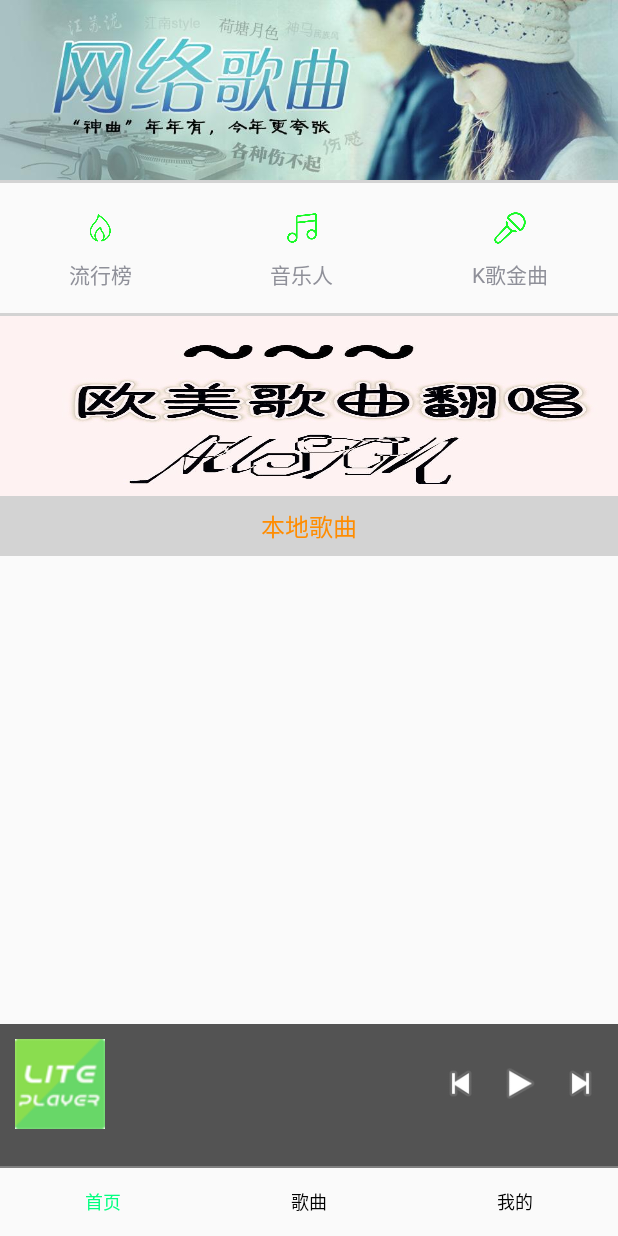
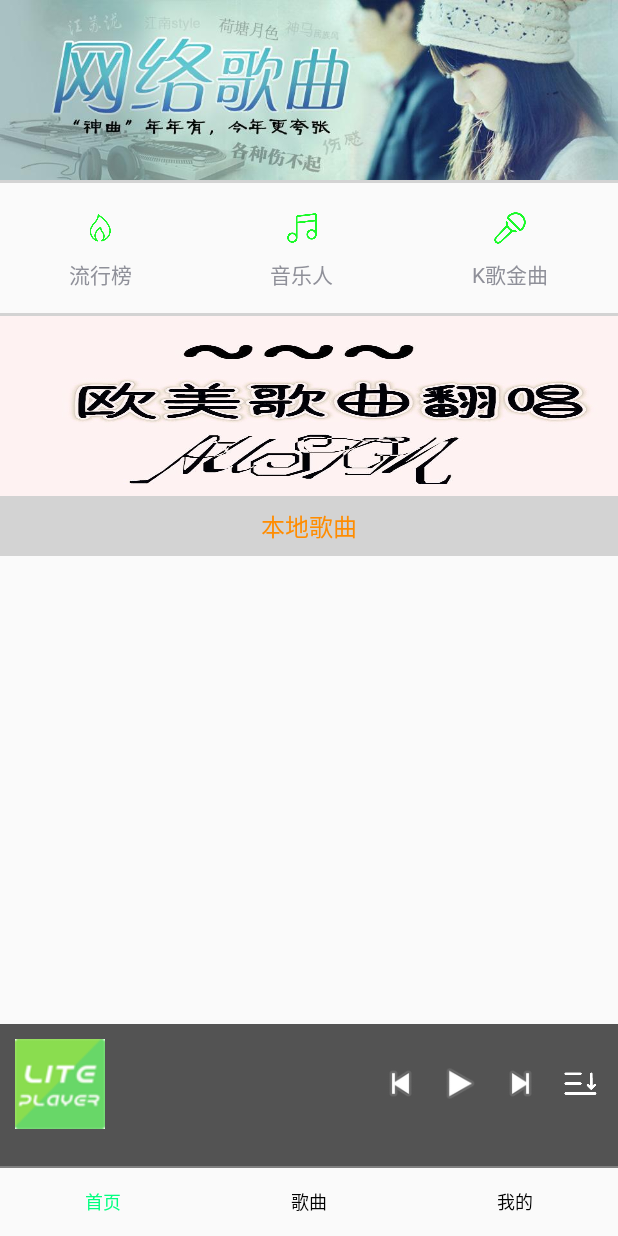
Before and after one commit to longyinzaitian/-LitePlayer, an Android app: the screen it shows after launch (MainActivity), on a phone screen of 412 x 824 dp. Run offline under Robolectric (Android 15) with nearby library versions, the phone set to English and light mode, and no system bars; pictures from the network do not load; 2 statements that could not run were skipped.

Commit message:
add play order function

```diff
--- a/app/src/main/java/org/loader/liteplayer/fragment/HomePageFragment.java
+++ b/app/src/main/java/org/loader/liteplayer/fragment/HomePageFragment.java
@@ -34,10 +34,12 @@ import org.loader.liteplayer.event.IEventCallback;
 import org.loader.liteplayer.event.PublishProgressEvent;
 import org.loader.liteplayer.event.SongPlayChangeEvent;
 import org.loader.liteplayer.pojo.Music;
+import org.loader.liteplayer.utils.Constants;
 import org.loader.liteplayer.utils.ImageTools;
 import org.loader.liteplayer.utils.LogUtil;
 import org.loader.liteplayer.utils.MusicIconLoader;
 import org.loader.liteplayer.utils.MusicUtils;
+import org.loader.liteplayer.utils.SpUtils;
 import org.loader.liteplayer.utils.ThreadCenter;
 
 import java.io.File;
@@ -60,6 +62,7 @@ public class HomePageFragment extends BaseFragment implements OnClickListener {
     private ImageView mPreImageView;
     private ImageView mPlayImageView;
     private ImageView mNextImageView;
+    private ImageView mPlayOrderImageView;
 
     private SeekBar mMusicProgress;
 
@@ -68,6 +71,7 @@ public class HomePageFragment extends BaseFragment implements OnClickListener {
     private MainActivity mActivity;
 
     private boolean isPause;
+    private boolean isOneCycle = false;
 
     public static HomePageFragment getInstance(){
         if (instance == null){
@@ -144,6 +148,7 @@ public class HomePageFragment extends BaseFragment implements OnClickListener {
         mPreImageView = layout.findViewById(R.id.iv_pre);
         mPlayImageView = layout.findViewById(R.id.iv_play);
         mNextImageView = layout.findViewById(R.id.iv_next);
+        mPlayOrderImageView = layout.findViewById(R.id.iv_play_order);
 
         mMusicProgress = layout.findViewById(R.id.play_progress);
 
@@ -158,6 +163,7 @@ public class HomePageFragment extends BaseFragment implements OnClickListener {
         mPreImageView.setOnClickListener(this);
         mPlayImageView.setOnClickListener(this);
         mNextImageView.setOnClickListener(this);
+        mPlayOrderImageView.setOnClickListener(this);
 
         EventCenter.getInstance().registerIEvent(SongPlayChangeEvent.class, new IEventCallback() {
             @Override
@@ -313,6 +319,16 @@ public class HomePageFragment extends BaseFragment implements OnClickListener {
             // 上一曲
             mActivity.getPlayService().pre();
             break;
+        case R.id.iv_play_order:
+            isOneCycle = !isOneCycle;
+
+            if (isOneCycle){
+                mPlayOrderImageView.setImageResource(R.drawable.ic_media_play_one_cycle);
+            }else {
+                mPlayOrderImageView.setImageResource(R.drawable.ic_media_play_order);
+            }
+            SpUtils.put(Constants.PLAY_ORDER, isOneCycle);
+            break;
         default:
             break;
         }
--- a/app/src/main/java/org/loader/liteplayer/service/PlayService.java
+++ b/app/src/main/java/org/loader/liteplayer/service/PlayService.java
@@ -64,6 +64,7 @@ public class PlayService extends Service implements
     private int mPlayingPosition;
     private boolean isShaking;
     private boolean isFinish = false;
+    private boolean isMediaPlayCom = false;
 
     public class PlayBinder extends Binder {
         public PlayService getService() {
@@ -368,6 +369,10 @@ public class PlayService extends Service implements
             return play(0);
         }
 
+        if (isMediaPlayCom && (Boolean) SpUtils.get(Constants.PLAY_ORDER, false)){
+            isMediaPlayCom = false;
+            return play(mPlayingPosition);
+        }
         return play(mPlayingPosition + 1);
     }
 
@@ -440,6 +445,7 @@ public class PlayService extends Service implements
      */
     @Override
     public void onCompletion(MediaPlayer mp) {
+        isMediaPlayCom = true;
         next();
     }
 
--- a/app/src/main/java/org/loader/liteplayer/utils/Constants.java
+++ b/app/src/main/java/org/loader/liteplayer/utils/Constants.java
@@ -13,4 +13,6 @@ public class Constants {
     public static final String SP_NAME = "lite_player";
     /** 播放位置 */
     public static final String PLAY_POS = "playing_position";
+    /** 播放顺序*/
+    public static final String PLAY_ORDER = "playing_order";
 }
--- a/app/src/main/res/layout/fragment_home_page_layout.xml
+++ b/app/src/main/res/layout/fragment_home_page_layout.xml
@@ -91,6 +91,12 @@
                     android:layout_width="30dp"
                     android:layout_height="30dp"
                     android:src="@android:drawable/ic_media_next" />
+                <ImageView
+                    android:id="@+id/iv_play_order"
+                    android:layout_width="30dp"
+                    android:layout_height="30dp"
+                    android:layout_marginLeft="10dp"
+                    android:src="@drawable/ic_media_play_order" />
             </LinearLayout>
         </RelativeLayout>
         <SeekBar
```
Also changed, not shown: app/src/main/res/drawable-hdpi/ic_media_play_one_cycle.png (added), app/src/main/res/drawable-hdpi/ic_media_play_order.png (added).
